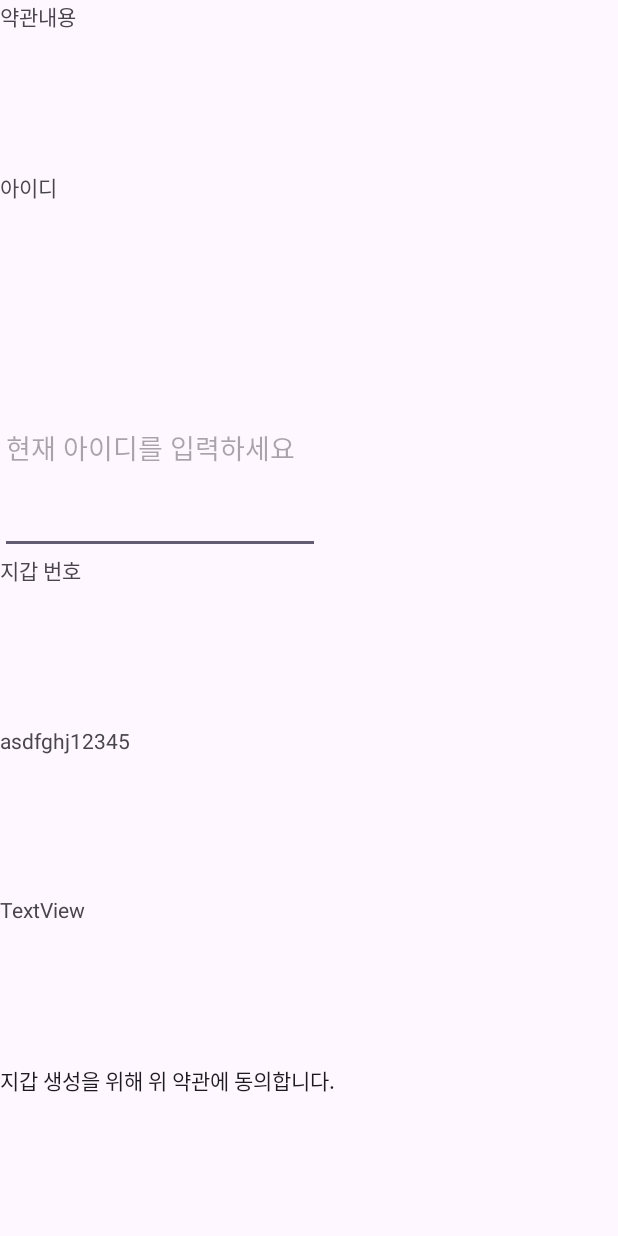
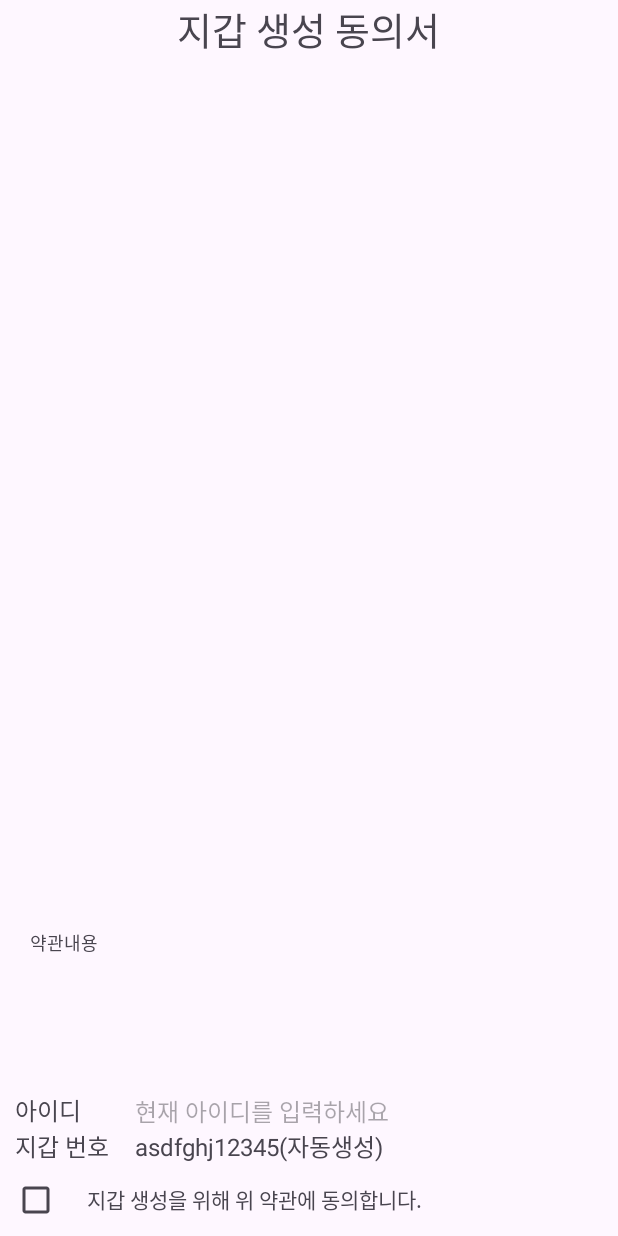
Before and after one commit to fkgnssla/pickit, an Android app: the layout wallet_agreement.xml on its own in the app's theme, with its tools: preview values and no code run, on a phone screen of 412 x 824 dp. Run offline under Robolectric (Android 15) with nearby library versions, the phone set to English and light mode, and no system bars.

Commit message:
Fix: 지갑 생성동의 페이지 수정

```diff
--- a/Android/app/src/main/java/com/ssafy/pickit/ui/main/mypage/MyPageFragment.kt
+++ b/Android/app/src/main/java/com/ssafy/pickit/ui/main/mypage/MyPageFragment.kt
@@ -3,7 +3,9 @@ package com.ssafy.pickit.ui.main.mypage
 import android.os.Bundle
 import android.view.LayoutInflater
 import android.view.View
+import android.widget.CheckBox
 import android.widget.EditText
+import android.widget.TextView
 import androidx.fragment.app.viewModels
 import androidx.fragment.app.Fragment
 import androidx.appcompat.app.AlertDialog
@@ -33,7 +35,6 @@ class MyPageFragment : BaseFragment<FragmentMyPageBinding>(R.layout.fragment_my_
             showMemberModifyDialog()
         }
 
-        // member_modify 버튼 클릭 시 수정 화면을 다이얼로그로 띄우는 리스너 설정
         binding.tmpWallet.setOnClickListener {
             showTmpWalletDialog()
         }
@@ -92,35 +93,52 @@ class MyPageFragment : BaseFragment<FragmentMyPageBinding>(R.layout.fragment_my_
         println("비밀번호 확인: $newPasswordConfirm")
     }
 
-    private fun showTmpWalletDialog(){
+    private fun showTmpWalletDialog() {
         val inflater = LayoutInflater.from(requireContext())
         val dialogView = inflater.inflate(R.layout.wallet_agreement, null)
+        val nowId = "ssafy123"
 
         // AlertDialog 빌더 사용
         val dialogBuilder = AlertDialog.Builder(requireContext())
-            .setTitle("지갑 생성 동의 내역서")
+//            .setTitle("지갑 생성 동의 내역서")
             .setView(dialogView)
-            .setPositiveButton("저장") { dialog, _ ->
-                // 수정 내용 처리
-                val walletAgreeId = dialogView.findViewById<EditText>(R.id.walletAgreeId).text.toString()
-                val walletIdx = dialogView.findViewById<EditText>(R.id.walletIdx).text.toString()
-
-                // 여기서 입력한 내용을 처리하거나 viewModel을 통해 데이터 업데이트
-                handleWalletGenerate(walletAgreeId, walletIdx)
-                dialog.dismiss()
-            }
+            .setPositiveButton("저장", null) // null로 설정하고 나중에 버튼을 활성화/비활성화
             .setNegativeButton("취소") { dialog, _ ->
                 dialog.cancel()
             }
             .setCancelable(false)
-        // 다이얼로그를 생성하고 표시
+
         val dialog = dialogBuilder.create()
         dialog.show()
 
+        // PositiveButton 찾기
+        val positiveButton = dialog.getButton(AlertDialog.BUTTON_POSITIVE)
+        positiveButton.isEnabled = false // 초기에는 비활성화
+
+        val checkBox = dialogView.findViewById<CheckBox>(R.id.checkBox)
+
+        // CheckBox가 체크될 때 PositiveButton 활성화/비활성화
+        checkBox.setOnCheckedChangeListener { _, isChecked ->
+            positiveButton.isEnabled = isChecked
+            positiveButton.setTextColor(
+                if (isChecked) resources.getColor(android.R.color.holo_purple)
+                else resources.getColor(android.R.color.darker_gray)
+            )
+        }
+
+        // 저장 버튼 클릭 리스너 설정
+        positiveButton.setOnClickListener {
+            val walletAgreeId = dialogView.findViewById<EditText>(R.id.walletAgreeId).text.toString()
+            val walletNum = dialogView.findViewById<TextView>(R.id.walletNum).text.toString()
+
+            handleWalletGenerate(walletAgreeId, walletNum)
+            dialog.dismiss()
+        }
     }
 
-    private fun handleWalletGenerate(walletAgreeId: String, walletIdx:String){
+
+    private fun handleWalletGenerate(walletAgreeId: String, walletNum:String){
         println("동의 id: $walletAgreeId")
-        println("지갑번호: $walletIdx")
+        println("지갑번호: $walletNum")
     }
 }
--- a/Android/app/src/main/res/layout/wallet_agreement.xml
+++ b/Android/app/src/main/res/layout/wallet_agreement.xml
@@ -9,49 +9,89 @@
         android:layout_width="wrap_content"
         android:layout_height="wrap_content"
         android:layout_weight="1"
-        android:text="약관내용" />
+        android:text="지갑 생성 동의서"
+        android:layout_gravity="center"
+        android:textSize="25dp"/>
+
+    <TextView
+        android:id="@+id/textView4"
+        android:layout_width="wrap_content"
+        android:layout_height="wrap_content"
+        android:text="약관내용\n\n\n\n\n"
+        android:layout_margin="20dp"
+        android:textSize="12dp"/>
+
+    <!-- 아이디와 입력창을 가로로 배치 -->
+    <LinearLayout
+        android:layout_width="wrap_content"
+        android:layout_height="wrap_content"
+        android:orientation="horizontal">
 
         <TextView
             android:id="@+id/textView2"
             android:layout_width="wrap_content"
             android:layout_height="wrap_content"
-        android:layout_weight="1"
-        android:text="아이디" />
+            android:text="아이디"
+            android:textSize="16dp"
+            android:width="80dp"
+            android:layout_marginLeft="10dp"/>
 
         <EditText
             android:id="@+id/walletAgreeId"
             android:layout_width="wrap_content"
             android:layout_height="wrap_content"
-        android:layout_weight="1"
             android:ems="10"
+            android:hint="현재 아이디를 입력하세요"
             android:inputType="text"
-        android:hint="현재 아이디를 입력하세요" />
+            android:selectAllOnFocus="false"
+            android:singleLine="false"
+            android:textSize="16dp"
+            android:background="@null"/>
+    </LinearLayout>
+
+    <!-- 지갑 번호와 텍스트를 가로로 배치 -->
+    <LinearLayout
+        android:layout_width="wrap_content"
+        android:layout_height="wrap_content"
+        android:orientation="horizontal">
 
         <TextView
             android:id="@+id/textView3"
             android:layout_width="wrap_content"
             android:layout_height="wrap_content"
-        android:layout_weight="1"
-        android:text="지갑 번호" />
+            android:text="지갑 번호"
+            android:textSize="16dp"
+            android:width="80dp"
+            android:layout_marginLeft="10dp"/>
 
         <TextView
-        android:id="@+id/walletIdx"
+            android:id="@+id/walletNum"
             android:layout_width="wrap_content"
             android:layout_height="wrap_content"
-        android:layout_weight="1"
-        android:text="asdfghj12345" />
+            android:text="asdfghj12345(자동생성)"
+            android:textSize="16dp"/>
+    </LinearLayout>
+
+    <LinearLayout
+        android:layout_width="wrap_content"
+        android:layout_height="wrap_content"
+        android:orientation="horizontal">
+
+        <CheckBox
+            android:id="@+id/checkBox"
+            android:layout_width="wrap_content"
+            android:layout_height="wrap_content"
+            android:layout_marginEnd="10dp" /> <!-- 체크박스에만 마진을 추가 -->
 
         <TextView
-        android:id="@+id/textView5"
-        android:layout_width="match_parent"
+            android:id="@+id/checkBoxText"
+            android:layout_width="wrap_content"
             android:layout_height="wrap_content"
-        android:layout_weight="1"
-        android:text="TextView" />
-
-    <CheckedTextView
-        android:id="@+id/checkedTextView"
-        android:layout_width="match_parent"
-        android:layout_height="wrap_content"
-        android:layout_weight="1"
             android:text="지갑 생성을 위해 위 약관에 동의합니다." />
     </LinearLayout>
+
+
+
+
+
+</LinearLayout>
```
Lines whose indentation alone changed are shown as unchanged.
